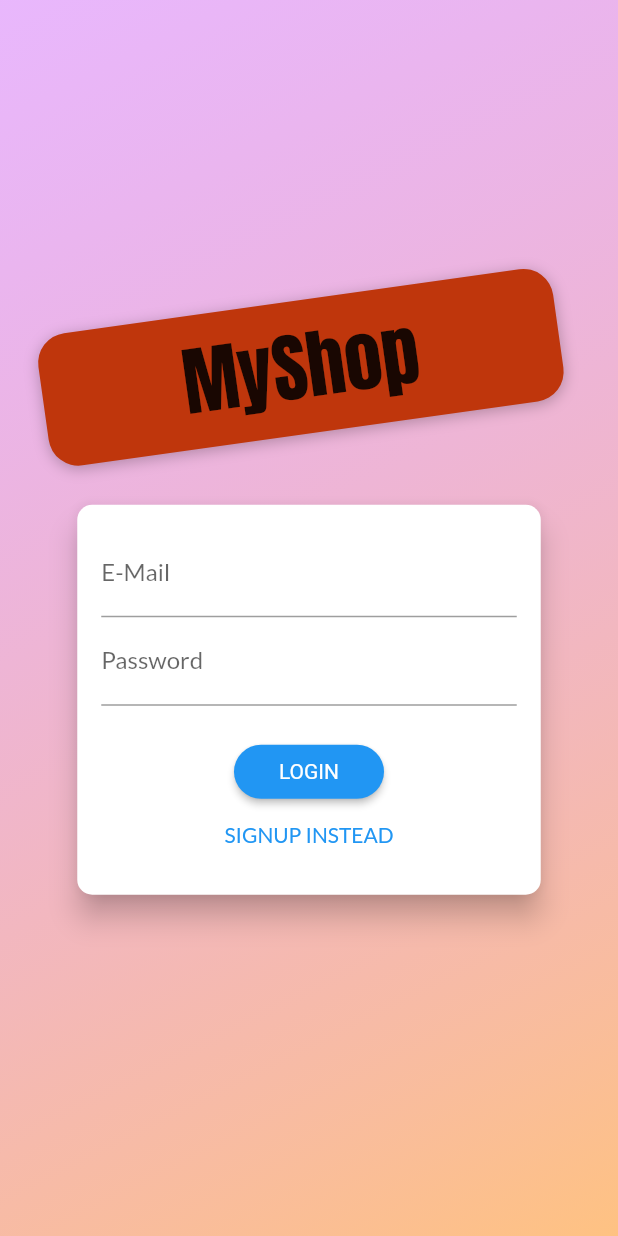
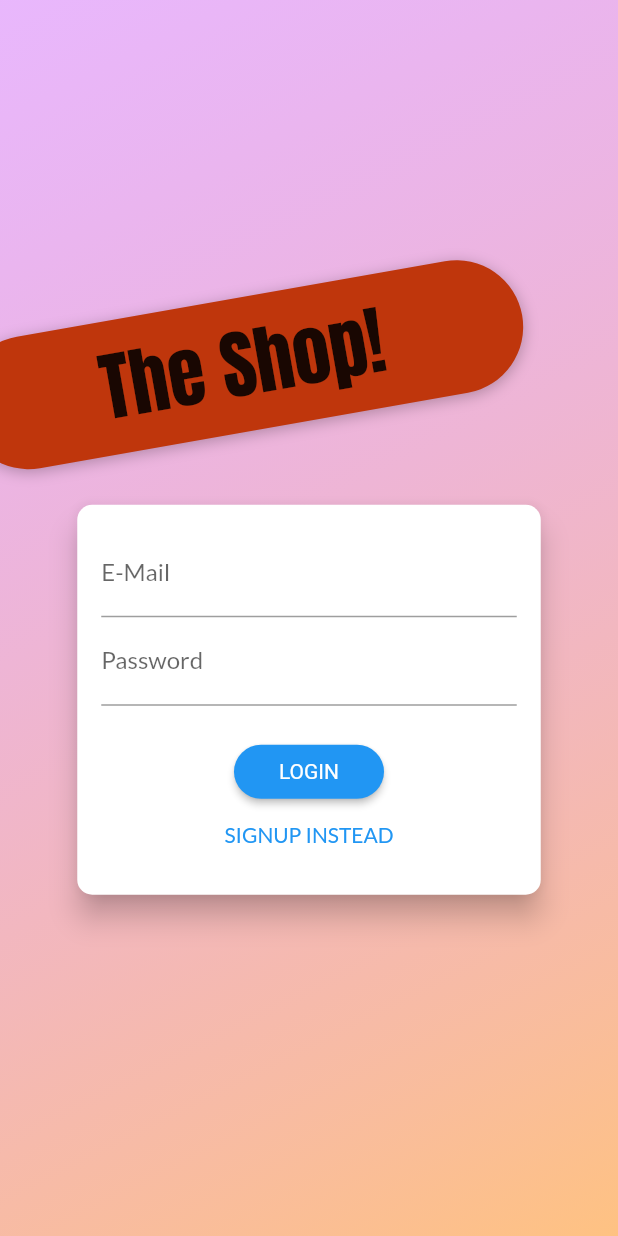
Before and after one commit to naga-k/shop_app, a Flutter app: the screen it shows after launch, on a phone screen of 412 x 824 dp. Run offline on Flutter 3.47's test engine with Material 2 defaults, Android fonts, the phone set to English and light mode, and no system bars; our stand-ins replace firebase_core; accounts and stored records are empty.

Commit message:
log in and log out added

```diff
--- a/lib/main.dart
+++ b/lib/main.dart
@@ -29,15 +29,15 @@ class MyApp extends StatelessWidget {
       providers: [
         ChangeNotifierProvider(create: (ctx) => Auth()),
         ChangeNotifierProxyProvider<Auth, ProductsProvider>(
-          create: (ctx) => ProductsProvider("", []),
+          create: (ctx) => ProductsProvider("", "", []),
           update: (ctx, auth, previous) =>
-              ProductsProvider(auth.token!, previous!.items),
+              ProductsProvider(auth.token, auth.userId, previous!.items),
         ),
         ChangeNotifierProvider(create: (ctx) => Cart()),
         ChangeNotifierProxyProvider<Auth, OrdersProvider>(
-          create: (ctx) => OrdersProvider("", []),
+          create: (ctx) => OrdersProvider("", "", []),
           update: (ctx, auth, previous) =>
-              OrdersProvider(auth.token!, previous!.orders),
+              OrdersProvider(auth.token, auth.userId, previous!.orders),
         ),
       ],
       child: Consumer<Auth>(
--- a/lib/providers/orders.dart
+++ b/lib/providers/orders.dart
@@ -19,20 +19,29 @@ class OrderItem {
 
 class OrdersProvider with ChangeNotifier {
   final List<OrderItem> _orders;
-  final String authToken;
+  final String? authToken;
+  final String? userId;
+  final String serverUrl = 'shop-app-91095-default-rtdb.firebaseio.com';
+  late String userPath;
+  late Map<String, String> headers;
 
-  OrdersProvider(this.authToken, this._orders);
+  OrdersProvider(this.authToken, this.userId, this._orders) {
+    userPath = 'orders/$userId.json';
+    headers = {'auth': authToken!};
+  }
 
   List<OrderItem> get orders {
     return [..._orders];
   }
 
   Future<void> fetchAndSetOrders() async {
-    final url = Uri.https('shop-app-91095-default-rtdb.firebaseio.com',
-        '/orders.json', {'auth': authToken});
+    final url = Uri.https(serverUrl, userPath, headers);
     try {
       final response = await http.get(url);
-      final extractedData = json.decode(response.body) as Map<String, dynamic>;
+      final extractedData = json.decode(response.body) as Map<String, dynamic>?;
+      if (extractedData == null) {
+        return;
+      }
       final List<OrderItem> loadedOrders = [];
       extractedData.forEach((orderId, orderData) {
         loadedOrders.add(OrderItem(
@@ -60,8 +69,7 @@ class OrdersProvider with ChangeNotifier {
   }
 
   Future<void> addOrder(List<CartItem> cartProducts, double total) async {
-    final url = Uri.https('shop-app-91095-default-rtdb.firebaseio.com',
-        '/orders.json', {'auth': authToken});
+    final url = Uri.https(serverUrl, userPath, headers);
     final timeStamp = DateTime.now();
     http.post(url,
         body: jsonEncode({
--- a/lib/screens/auth_screen.dart
+++ b/lib/screens/auth_screen.dart
@@ -48,11 +48,11 @@ class AuthScreen extends StatelessWidget {
                       margin: const EdgeInsets.only(bottom: 20.0),
                       padding: const EdgeInsets.symmetric(
                           vertical: 8.0, horizontal: 94.0),
-                      transform: Matrix4.rotationZ(-8 * pi / 180)
-                        ..translate(-10.0),
+                      transform: Matrix4.rotationZ(-10 * pi / 180)
+                        ..translate(-50.0),
                       // ..translate(-10.0),
                       decoration: BoxDecoration(
-                        borderRadius: BorderRadius.circular(20),
+                        borderRadius: BorderRadius.circular(60),
                         color: Colors.deepOrange.shade900,
                         boxShadow: const [
                           BoxShadow(
@@ -63,7 +63,7 @@ class AuthScreen extends StatelessWidget {
                         ],
                       ),
                       child: Text(
-                        'MyShop',
+                        'The Shop!',
                         style: TextStyle(
                           color: Theme.of(context).textTheme.subtitle1?.color,
                           fontSize: 50,
@@ -142,9 +142,6 @@ class _AuthCardState extends State<AuthCard> {
         await Provider.of<Auth>(context, listen: false)
             .signUp(_authData['email']!, _authData['password']!);
       }
-      setState(() {
-        _isLoading = false;
-      });
     } on HttpException catch (error) {
       String errorMessage = 'Authentication failed';
       if (errorMessage.toString().contains('EMAIL_EXISTS')) {
@@ -158,10 +155,15 @@ class _AuthCardState extends State<AuthCard> {
       } else if (error.toString().contains('INVALID_PASSWORD')) {
         errorMessage = 'Invalid password';
       }
+      _showDialog(errorMessage);
     } catch (error) {
       String errorMessage =
           'Could not authenticate you. Please try again later';
+      _showDialog(errorMessage);
     }
+    setState(() {
+      _isLoading = false;
+    });
   }
 
   void _switchAuthMode() {
--- a/lib/screens/products_overview_screen.dart
+++ b/lib/screens/products_overview_screen.dart
@@ -43,7 +43,7 @@ class _ProductsOverviewScreenState extends State<ProductsOverviewScreen> {
   Widget build(BuildContext context) {
     return Scaffold(
       appBar: AppBar(
-        title: const Text('MyShop'),
+        title: const Text('The Shop'),
         actions: [
           PopupMenuButton(
               onSelected: (FilterOptions selectedValue) {
--- a/lib/widgets/product_item.dart
+++ b/lib/widgets/product_item.dart
@@ -23,7 +23,7 @@ class ProductItem extends StatelessWidget {
                 product.isFavourite ? Icons.favorite : Icons.favorite_border),
             color: Theme.of(context).colorScheme.secondary,
             onPressed: () {
-              product.toggleFavourite(authData.token);
+              product.toggleFavourite(authData.token, authData.userId);
             },
           ),
           trailing: IconButton(
```
Also changed, not shown: lib/providers/auth.dart (+34 -3 lines), lib/providers/product_model.dart (+6 -4 lines), lib/providers/products.dart (+24 -18 lines), lib/screens/user_products_screen.dart (+14 -4 lines), lib/widgets/app_drawer.dart (+11 -1 lines).
